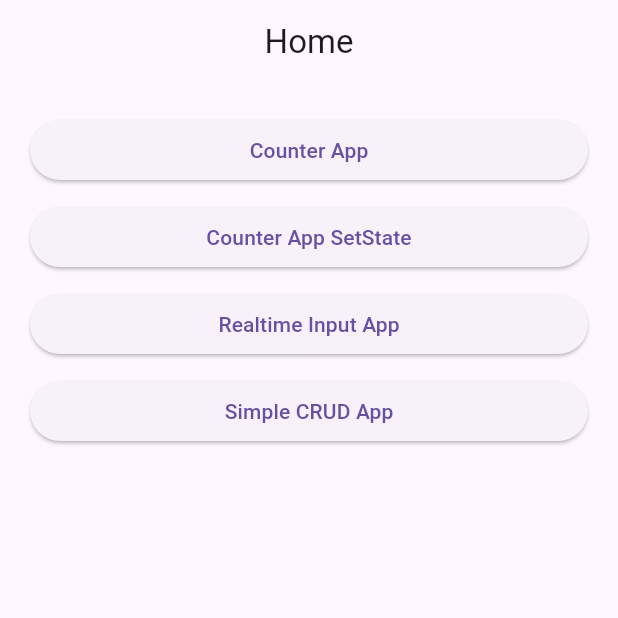
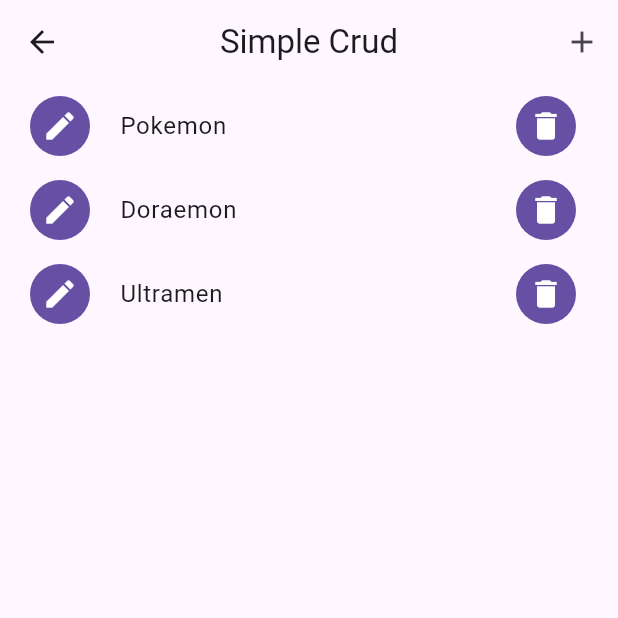
Before and after one commit to atikhidayati/counter_getx, a Flutter app: the screen it shows after launch, after a tap on "Simple CRUD App", on a phone screen of 412 x 824 dp, the top half of it. Run offline on Flutter 3.47's test engine with Material 3 defaults, Android fonts, the phone set to English and light mode, and no system bars; our stand-ins replace get; missing offline and left inert: d_info, d_input, d_method.

Commit message:
add simple crud

```diff
--- a/lib/home_page.dart
+++ b/lib/home_page.dart
@@ -1,6 +1,7 @@
 import 'package:counter_getx/counter_app.dart';
 import 'package:counter_getx/counter_app_state.dart';
 import 'package:counter_getx/realtime_input_app.dart';
+import 'package:counter_getx/simple_crud_app.dart';
 import 'package:flutter/material.dart';
 
 class HomePage extends StatelessWidget {
@@ -60,7 +61,14 @@ class HomePage extends StatelessWidget {
               height: 10,
             ),
             ElevatedButton(
-              onPressed: () {},
+              onPressed: () {
+                Navigator.push(
+                  context,
+                  MaterialPageRoute(
+                    builder: (context) => const SimpleCrudApp(),
+                  ),
+                );
+              },
               child: const Text('Simple CRUD App'),
             ),
           ],
--- /dev/null
+++ b/lib/simple_crud_app.dart
@@ -0,0 +1,97 @@
+import 'package:d_info/d_info.dart';
+import 'package:d_input/d_input.dart';
+import 'package:flutter/material.dart';
+
+class SimpleCrudApp extends StatefulWidget {
+  const SimpleCrudApp({super.key});
+
+  @override
+  State<SimpleCrudApp> createState() => _SimpleCrudAppState();
+}
+
+class _SimpleCrudAppState extends State<SimpleCrudApp> {
+  addView() {
+    final edtInput = TextEditingController();
+    DInfo.customDialog(
+      context: context,
+      content: Column(
+        children: [
+          DInput(
+            controller: edtInput,
+          ),
+          const SizedBox(
+            height: 16,
+          ),
+          SizedBox(
+            width: double.infinity,
+            child: ElevatedButton(
+              onPressed: () {},
+              child: const Text('Add'),
+            ),
+          )
+        ],
+      ),
+    );
+  }
+
+  updateView(String oldData, int index) {
+    final edtInput = TextEditingController();
+    edtInput.text = oldData;
+    DInfo.customDialog(
+      context: context,
+      content: Column(
+        children: [
+          DInput(controller: edtInput),
+          const SizedBox(height: 16),
+          SizedBox(
+            width: double.infinity,
+            child: ElevatedButton(
+              onPressed: () {},
+              child: const Text('Update'),
+            ),
+          ),
+        ],
+      ),
+    );
+  }
+
+  deleteView(String oldData, int index) {
+    DInfo.dialogConfirmation(
+        context, 'Delete', 'You sure want to delet $oldData?');
+  }
+
+  @override
+  Widget build(BuildContext context) {
+    List list = ['Pokemon', 'Doraemon', 'Ultramen'];
+    return Scaffold(
+      appBar: AppBar(
+        title: const Text('Simple Crud'),
+        centerTitle: true,
+        actions: [
+          IconButton(
+            onPressed: () {},
+            icon: const Icon(Icons.add),
+          ),
+        ],
+      ),
+      body: ListView.builder(
+          itemCount: list.length,
+          itemBuilder: (context, index) {
+            String item = list[index];
+            return ListTile(
+              leading: IconButton.filled(
+                onPressed: () => deleteView(item, index),
+                icon: const Icon(Icons.edit),
+                color: Colors.white,
+              ),
+              title: Text(item),
+              trailing: IconButton.filled(
+                onPressed: () => deleteView(item, index),
+                icon: const Icon(Icons.delete),
+                color: Colors.white,
+              ),
+            );
+          }),
+    );
+  }
+}
```
